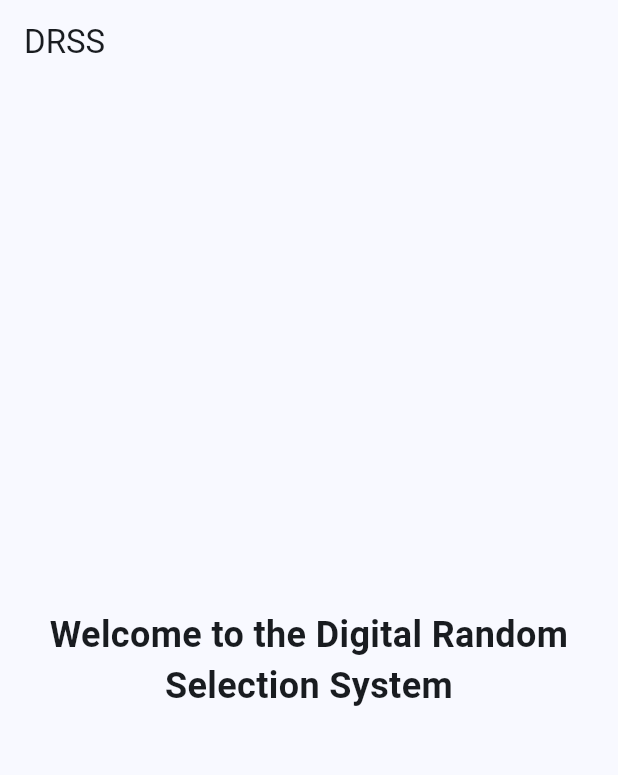
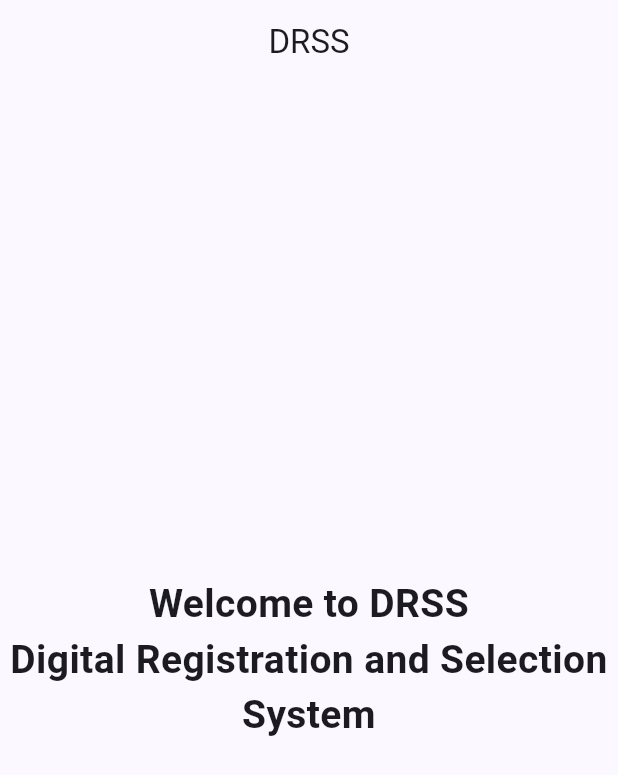
Before and after one commit to Kidanedg/DRSS, a Flutter app: the screen it shows after launch, on a phone screen of 412 x 824 dp. Shown: the top 775 px of the screen. Run offline on Flutter 3.47's test engine with Material 3 defaults, Android fonts, the phone set to English and light mode, and no system bars.

Commit message:
Update app.dart

```diff
--- a/lib/app.dart
+++ b/lib/app.dart
@@ -6,24 +6,25 @@ class DRSSApp extends StatelessWidget {
   @override
   Widget build(BuildContext context) {
     return MaterialApp(
-      title: 'Digital Random Selection System',
+      title: 'Digital Registration and Selection System',
       debugShowCheckedModeBanner: false,
       theme: ThemeData(
         useMaterial3: true,
-        colorSchemeSeed: Colors.blue,
+        colorSchemeSeed: Colors.indigo,
       ),
       home: Scaffold(
         appBar: AppBar(
           title: const Text('DRSS'),
+          centerTitle: true,
         ),
         body: const Center(
           child: Text(
-            'Welcome to the Digital Random Selection System',
+            'Welcome to DRSS\nDigital Registration and Selection System',
+            textAlign: TextAlign.center,
             style: TextStyle(
-              fontSize: 24,
+              fontSize: 26,
               fontWeight: FontWeight.bold,
             ),
-            textAlign: TextAlign.center,
           ),
         ),
       ),
```
